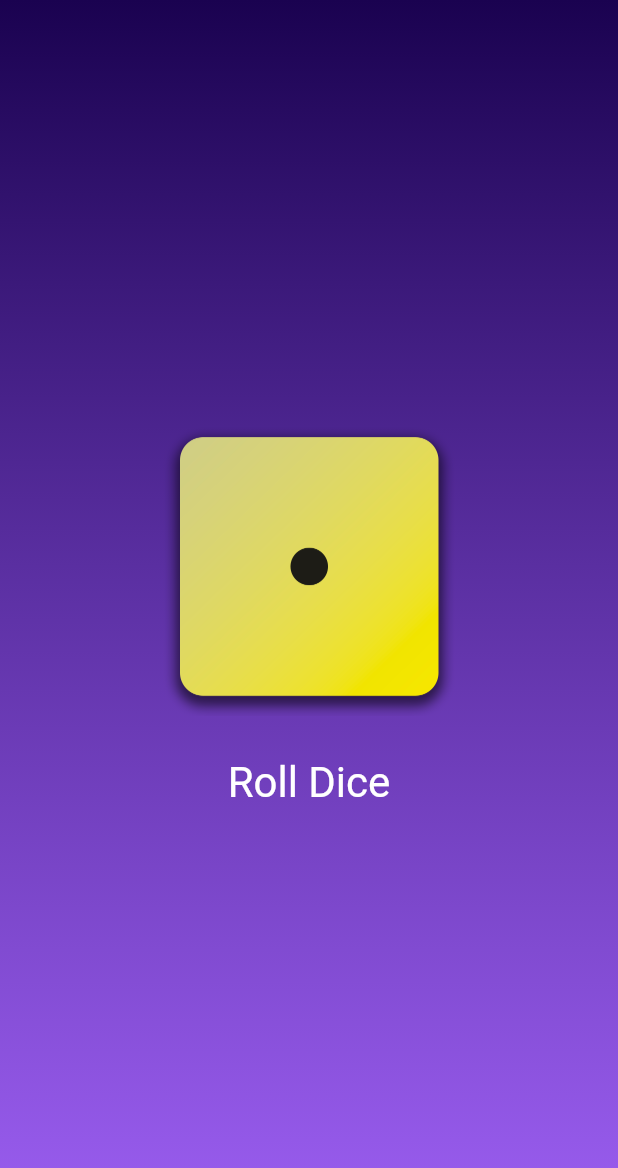
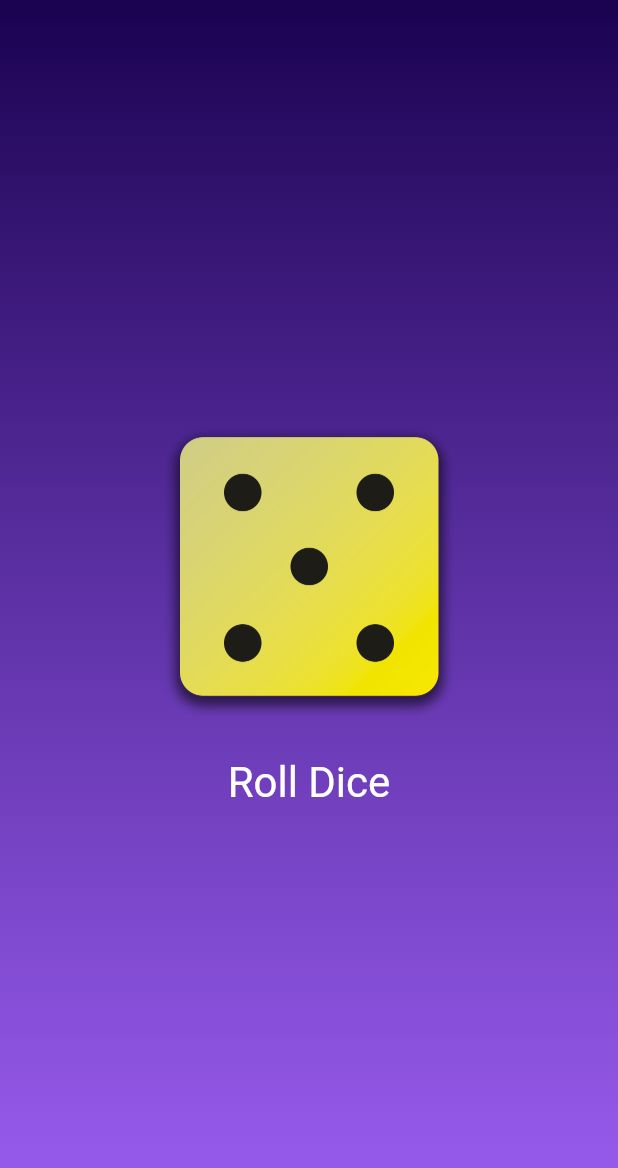
Before and after one commit to owinymarvin/practiceflutter, a Flutter app: the screen it shows after launch, after a tap on "Roll Dice", on a phone screen of 412 x 824 dp. Shown: the top 1168 px of the screen. Run offline on Flutter 3.47's test engine with Material 2 defaults, Android fonts, the light colour scheme and no system bars.

Commit message:
fully functional dice roller

```diff
--- /dev/null
+++ b/udemycourse/lib/dice_roller.dart
@@ -0,0 +1,50 @@
+import 'package:flutter/material.dart';
+import 'dart:math';
+
+class DiceRoller extends StatefulWidget {
+  const DiceRoller({super.key});
+
+  @override
+  State<DiceRoller> createState() => _DiceRollerState();
+}
+
+class _DiceRollerState extends State<DiceRoller> {
+  var currentDiceFace = Random().nextInt(6) + 1;
+
+  void rollDice() {
+    setState(() {
+      currentDiceFace = Random().nextInt(6) + 1;
+    });
+  }
+
+  @override
+  Widget build(BuildContext context) {
+    return Center(
+      child: Column(
+        mainAxisSize: MainAxisSize.min,
+        children: [
+          Image(
+            image: AssetImage('assets/images/dice/dice-$currentDiceFace.png'),
+            width: 200,
+          ),
+          SizedBox(
+            height: 20,
+          ),
+          TextButton(
+            onPressed: rollDice,
+            style: TextButton.styleFrom(
+              foregroundColor: Colors.white,
+              textStyle: TextStyle(fontSize: 28),
+            ),
+            child: Text('Roll Dice'),
+          )
+        ],
+      ),
+      /* was our custom widget
+
+        child: WhiteTextStyle('Haq Haq. i want this word in white'),
+
+        */
+    );
+  }
+}
--- a/udemycourse/lib/gradient_container.dart
+++ b/udemycourse/lib/gradient_container.dart
@@ -1,5 +1,6 @@
 import 'package:flutter/material.dart';
 // import 'package:udemycourse/text%20styles/white_text_style.dart';
+import 'package:udemycourse/dice_roller.dart';
 
 const startAlignment = Alignment.topCenter;
 const endAlignment = Alignment.bottomCenter;
@@ -8,10 +9,6 @@ class GradientContainer extends StatelessWidget {
   GradientContainer({super.key, required this.colors});
 
   final List<Color> colors;
-
-  void rollDice() {}
-
-  var currentDiceFace = 'assets/images/dice/dice-1.png';
 
   @override
   Widget build(BuildContext context) {
@@ -31,33 +28,7 @@ class GradientContainer extends StatelessWidget {
           end: endAlignment,
         ),
       ),
-      child: Center(
-        child: Column(
-          mainAxisSize: MainAxisSize.min,
-          children: [
-            Image(
-              image: AssetImage('assets/images/dice/dice-1.png'),
-              width: 200,
-            ),
-            SizedBox(
-              height: 20,
-            ),
-            TextButton(
-              onPressed: rollDice,
-              style: TextButton.styleFrom(
-                foregroundColor: Colors.white,
-                textStyle: TextStyle(fontSize: 28),
-              ),
-              child: Text('Roll Dice'),
-            )
-          ],
-        ),
-        /* was our custom widget
-
-        child: WhiteTextStyle('Haq Haq. i want this word in white'),
-
-        */
-      ),
+      child: DiceRoller(),
     );
   }
 }
--- a/udemycourse/lib/main.dart
+++ b/udemycourse/lib/main.dart
@@ -3,7 +3,7 @@ import 'package:udemycourse/gradient_container.dart';
 
 void main() {
   runApp(
-    const MaterialApp(
+    MaterialApp(
       home: Scaffold(
         body: GradientContainer(
           colors: [
--- a/udemycourse/pubspec.yaml
+++ b/udemycourse/pubspec.yaml
@@ -60,7 +60,7 @@ flutter:
 
   # To add assets to your application, add an assets section, like this:
   assets:
-    - assets/images/dice/dice-1.png
+    - assets/images/dice/
 
   #   - images/a_dot_ham.jpeg
 
```
